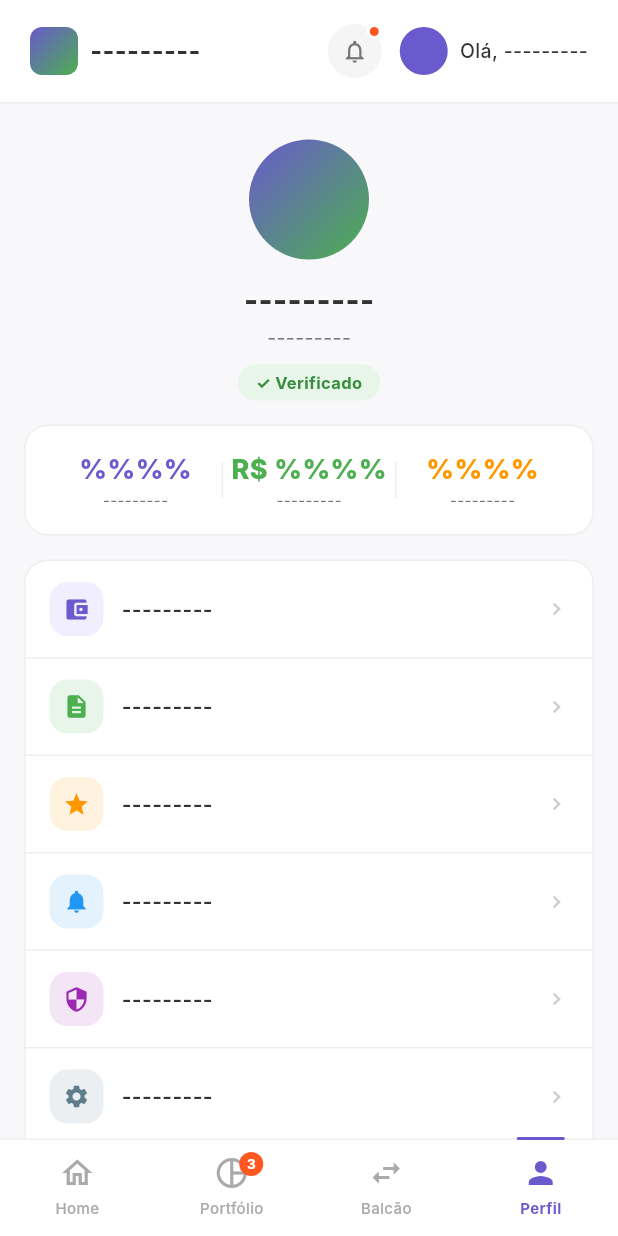
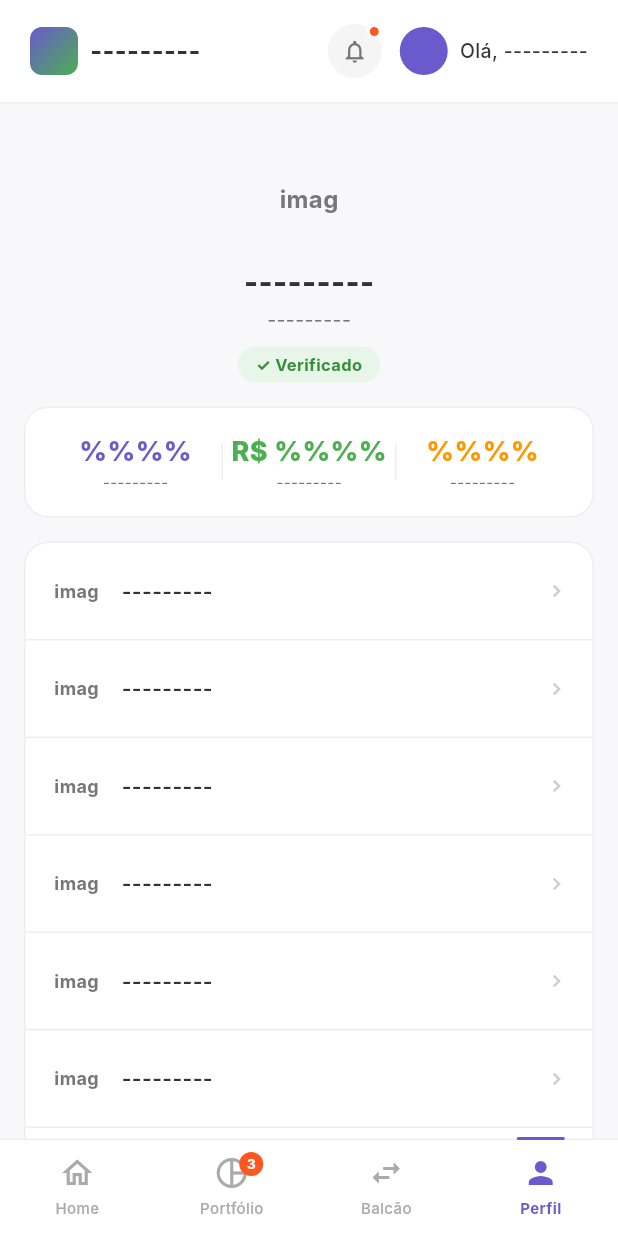
Before and after one commit to eduardokairalla1/ES-PI3-2026-T0103-G16, a Flutter app: the screen it shows after launch, item 4 of the bottom bar chosen, on a phone screen of 412 x 824 dp. Run offline on Flutter 3.47's test engine with Material 3 defaults, Android fonts, the phone set to English and light mode, and no system bars; our stand-ins replace firebase_core; accounts and stored records are empty; Roboto replaces fonts that are missing (Inter).

Commit message:
Erro de Compose

```diff
--- a/frontend/app/lib/components/perfil_page.dart
+++ b/frontend/app/lib/components/perfil_page.dart
@@ -24,26 +24,18 @@ class PerfilPage extends StatelessWidget {
             padding: const EdgeInsets.fromLTRB(20, 24, 20, 16),
             child: Column(
               children: [
-                Container(
+                const SizedBox(
                   width: 80,
                   height: 80,
-                  margin: const EdgeInsets.only(bottom: 12),
-                  decoration: const BoxDecoration(
-                    shape: BoxShape.circle,
-                    gradient: LinearGradient(
-                      colors: [Color(0xFF6A5ACD), Color(0xFF4CAF50)],
-                      begin: Alignment.topLeft,
-                      end: Alignment.bottomRight,
-                    ),
-                  ),
-                  alignment: Alignment.center,
-                  child: const Text(
-                    ' ',
-                    style: TextStyle(
-                      fontFamily: 'Inter',
-                      fontSize: 32,
-                      fontWeight: FontWeight.w800,
-                      color: Colors.white,
+                  child: Center(
+                    child: Text(
+                      'imag',
+                      style: TextStyle(
+                        fontFamily: 'Inter',
+                        fontSize: 16,
+                        color: Color(0xFF777777),
+                        fontWeight: FontWeight.bold,
+                      ),
                     ),
                   ),
                 ),
@@ -152,15 +144,20 @@ class PerfilPage extends StatelessWidget {
                         padding: const EdgeInsets.symmetric(horizontal: 16, vertical: 14),
                         child: Row(
                           children: [
-                            Container(
+                            const SizedBox(
                               width: 36,
                               height: 36,
-                              decoration: BoxDecoration(
-                                color: item['bg'] as Color,
-                                borderRadius: BorderRadius.circular(12),
+                              child: Center(
+                                child: Text(
+                                  'imag',
+                                  style: TextStyle(
+                                    fontFamily: 'Inter',
+                                    fontSize: 12,
+                                    color: Color(0xFF777777),
+                                    fontWeight: FontWeight.bold,
+                                  ),
+                                ),
                               ),
-                              alignment: Alignment.center,
-                              child: Icon(item['icon'] as IconData, size: 18, color: item['color'] as Color),
                             ),
                             const SizedBox(width: 12),
                             Expanded(
```
Also changed, not shown: frontend/app/lib/components/balcao_page.dart (+22 -16 lines), frontend/app/lib/components/posicoes_section.dart (+11 -10 lines), frontend/app/lib/components/startups_section.dart (+11 -10 lines).
